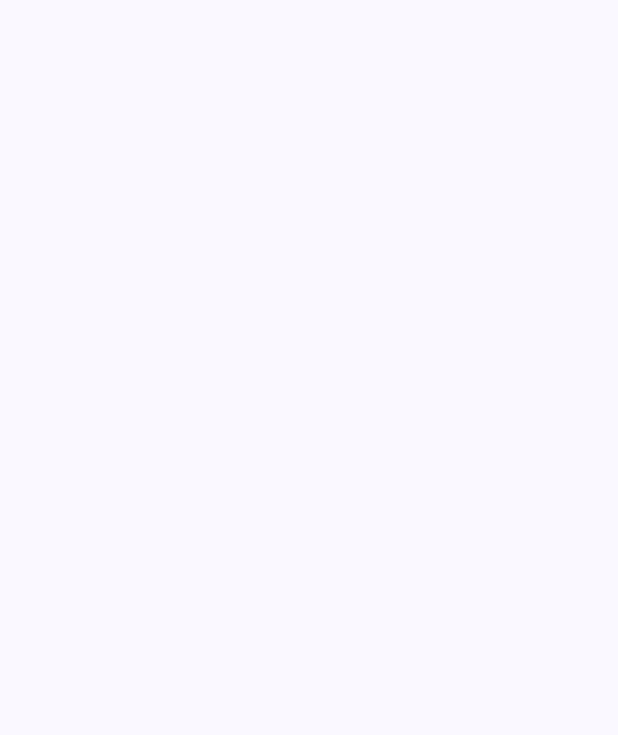
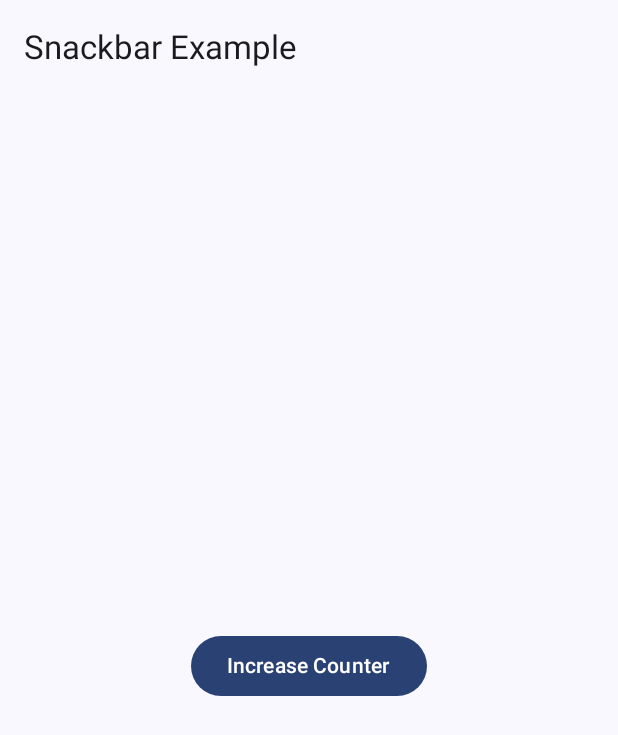
Before and after one commit to dqwdd-mega/compose_practice, an Android app built with Jetpack Compose: the screen it shows after launch (MainActivity), on a phone screen of 412 x 824 dp. Before the commit the part shown is empty. Shown: the top 735 px of the screen. Run offline under Robolectric (Android 15) with nearby library versions, the phone set to English and light mode, and no system bars.

Commit message:
feat : 11 SnackBar - Snackbar, Scaffold 관련하여 Material3에서 변경점이 있었다. 그래서 강의의 코드를 Material3에 맞게 Migration 하였다~

```diff
--- a/app/src/main/java/com/example/ch03_intro/MainActivity.kt
+++ b/app/src/main/java/com/example/ch03_intro/MainActivity.kt
@@ -5,24 +5,31 @@ package com.example.ch03_intro
 import android.os.Bundle
 import androidx.activity.ComponentActivity
 import androidx.activity.compose.setContent
+import androidx.compose.foundation.layout.Arrangement
 import androidx.compose.foundation.layout.Column
 import androidx.compose.foundation.layout.fillMaxSize
+import androidx.compose.foundation.layout.padding
 import androidx.compose.material3.Button
-import androidx.compose.material3.DropdownMenu
-import androidx.compose.material3.DropdownMenuItem
 import androidx.compose.material3.ExperimentalMaterial3Api
 import androidx.compose.material3.MaterialTheme
 import androidx.compose.material3.Scaffold
+import androidx.compose.material3.SnackbarDuration
+import androidx.compose.material3.SnackbarHost
+import androidx.compose.material3.SnackbarHostState
 import androidx.compose.material3.Surface
 import androidx.compose.material3.Text
+import androidx.compose.material3.TopAppBar
 import androidx.compose.runtime.Composable
 import androidx.compose.runtime.getValue
 import androidx.compose.runtime.mutableStateOf
 import androidx.compose.runtime.remember
+import androidx.compose.runtime.rememberCoroutineScope
 import androidx.compose.runtime.setValue
+import androidx.compose.ui.Alignment
 import androidx.compose.ui.Modifier
 import androidx.compose.ui.tooling.preview.Preview
 import com.example.ch03_intro.ui.theme.SnackBarTheme
+import kotlinx.coroutines.launch
 
 class MainActivity : ComponentActivity() {
     override fun onCreate(savedInstanceState: Bundle?) {
@@ -44,10 +51,38 @@ class MainActivity : ComponentActivity() {
 @Composable
 fun SnackBarEx() {
     var counter by remember { mutableStateOf(0) }
+    val snackbarHostState = remember { SnackbarHostState() }
+    val coroutineScope = rememberCoroutineScope()
 
-    Scaffold {
-        //
-    }
+    Scaffold(
+        snackbarHost = { SnackbarHost(snackbarHostState) },
+        topBar = {
+            TopAppBar(
+                title = { Text("Snackbar Example") }
+            )
+        },
+        content = { padding ->
+            Column(
+                modifier = Modifier
+                    .fillMaxSize()
+                    .padding(padding),
+                horizontalAlignment = Alignment.CenterHorizontally,
+                verticalArrangement = Arrangement.Center
+            ) {
+                Button(onClick = {
+                    counter++
+                    coroutineScope.launch {
+                        snackbarHostState.showSnackbar(
+                            message = "Counter: $counter",
+                            duration = SnackbarDuration.Short
+                        )
+                    }
+                }) {
+                    Text("Increase Counter")
+                }
+            }
+        }
+    )
 }
 
 @Preview(showBackground = true)
```
